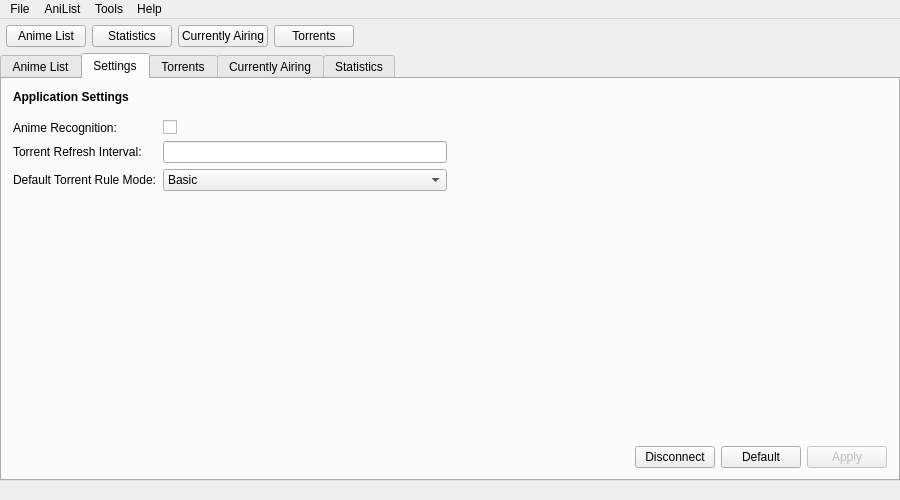
Old version of the form src/gui/mainwindow.ui in the repository killmaster/Shinjiru.
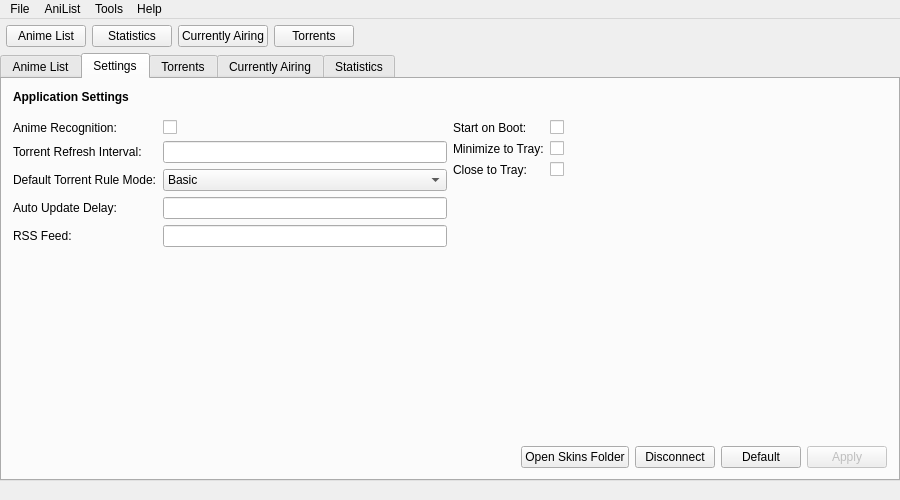
New version of the form. The open tabs and pages were chosen to show the change.

```diff
--- a/src/gui/mainwindow.ui
+++ b/src/gui/mainwindow.ui
@@ -249,6 +249,26 @@
               </item>
              </widget>
             </item>
+            <item row="3" column="0">
+             <widget class="QLabel" name="autoUpdateDelayLabel">
+              <property name="text">
+               <string>Auto Update Delay:</string>
+              </property>
+             </widget>
+            </item>
+            <item row="3" column="1">
+             <widget class="QLineEdit" name="autoUpdateDelayLineEdit"/>
+            </item>
+            <item row="4" column="0">
+             <widget class="QLabel" name="rSSFeedLabel">
+              <property name="text">
+               <string>RSS Feed:</string>
+              </property>
+             </widget>
+            </item>
+            <item row="4" column="1">
+             <widget class="QLineEdit" name="rSSFeedLineEdit"/>
+            </item>
            </layout>
           </item>
           <item>
@@ -281,6 +301,43 @@
         </item>
         <item>
          <layout class="QVBoxLayout" name="verticalLayout_11">
+          <item>
+           <layout class="QFormLayout" name="formLayout_4">
+            <property name="topMargin">
+             <number>30</number>
+            </property>
+            <item row="0" column="0">
+             <widget class="QLabel" name="startOnBootLabel">
+              <property name="text">
+               <string>Start on Boot:</string>
+              </property>
+             </widget>
+            </item>
+            <item row="0" column="1">
+             <widget class="QCheckBox" name="startOnBootCheckBox"/>
+            </item>
+            <item row="1" column="0">
+             <widget class="QLabel" name="minimizeToTrayLabel">
+              <property name="text">
+               <string>Minimize to Tray:</string>
+              </property>
+             </widget>
+            </item>
+            <item row="1" column="1">
+             <widget class="QCheckBox" name="minimizeToTrayCheckBox"/>
+            </item>
+            <item row="2" column="0">
+             <widget class="QLabel" name="closeToTrayLabel">
+              <property name="text">
+               <string>Close to Tray:</string>
+              </property>
+             </widget>
+            </item>
+            <item row="2" column="1">
+             <widget class="QCheckBox" name="closeToTrayCheckBox"/>
+            </item>
+           </layout>
+          </item>
           <item>
            <spacer name="verticalSpacer">
             <property name="orientation">
@@ -312,6 +369,13 @@
               </property>
              </spacer>
             </item>
+            <item>
+             <widget class="QPushButton" name="openSkinsFolderButton">
+              <property name="text">
+               <string>Open Skins Folder</string>
+              </property>
+             </widget>
+            </item>
             <item>
              <widget class="QPushButton" name="disconnectButton">
               <property name="text">
```
Left out of the diff: 2 changed lines with no effect on the pictures.
